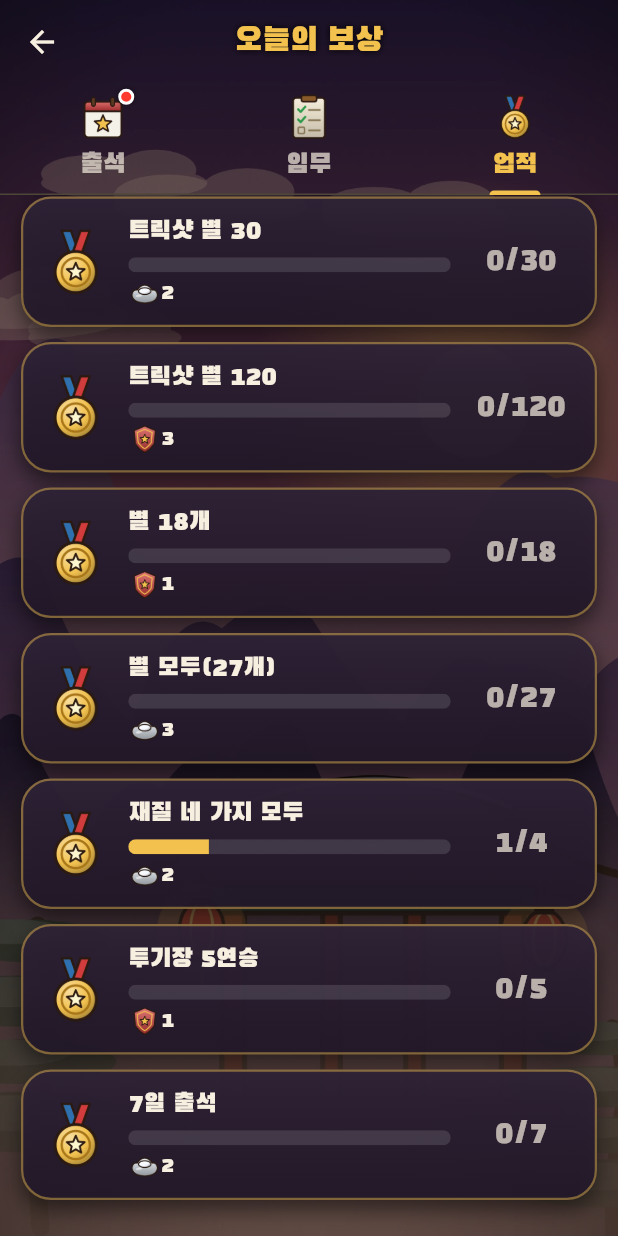
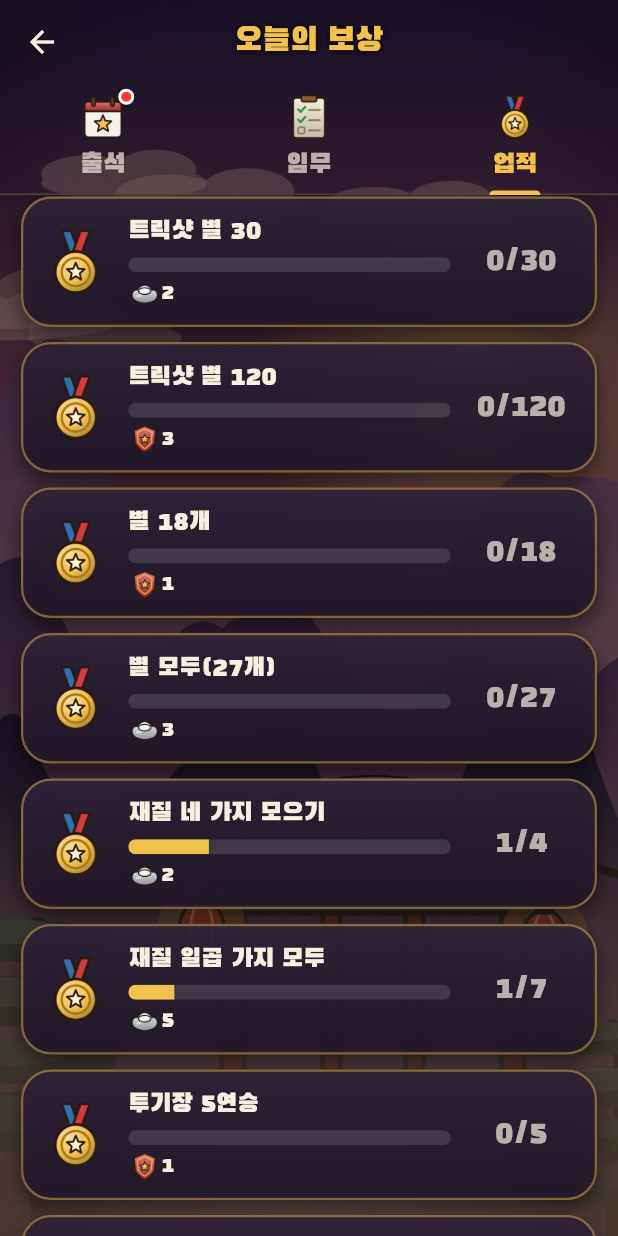
Before and after one commit to ttong627/TTong_alkkagi, a Flutter app: the DailyScreen screen opened directly, tab 3 chosen, scrolled down 983 dp, on a phone screen of 412 x 824 dp. Run offline on Flutter 3.47's test engine with Material 3 defaults, Android fonts, the phone set to English and light mode, and no system bars; our stand-ins replace audioplayers, shared_preferences; missing offline and left inert: flame, forge2d; accounts and stored records are empty.

Commit message:
feat: 돌 재질 셋 더 — 흑요석 · 반석 · 금강석
형 지시(2026-10-14) 「돌의 종류도 더 다양하게」:
- 흑요석(밀도 1.6 · 감속 1.1 · 반발 0.92): 맞힌 돌을 세게 튕겨 냄 · 보랏빛 유리 결
- 반석(2.2 · 2.6 · 0.6): 아주 무겁고 빨리 멈춤 · 얼룩 알갱이
- 금강석(0.8 · 0.6 · 0.97): 가볍고 반발 최고 · 팔각 깎은 면 + 무지개 반짝임
- 만물상 가격 750 · 800 · 1,200 · 도움말 · 업적 「재질 일곱 가지 모두」(은자 5)
- 충돌 소리는 닮은 소리를 함께 씀(Sound.hitSound — 시험도 같은 함수로)
- 시험: 물리 재질 표 7종 · 소리 파일

Co-Authored-By: Claude Opus 5.5 <noreply@anthropic.com>

```diff
--- a/app/lib/progress/daily.dart
+++ b/app/lib/progress/daily.dart
@@ -294,9 +294,17 @@ final achievements = <Achievement>[
   ),
   Achievement(
     'collect',
-    '재질 네 가지 모두',
+    '재질 네 가지 모으기',
     4,
     const Reward(silver: 2),
+    (p) => p.materials.length,
+  ),
+  // 2026-10-14 재질이 일곱 가지가 되었다(형 「돌의 종류도 더 다양하게」).
+  Achievement(
+    'collect7',
+    '재질 일곱 가지 모두',
+    7,
+    const Reward(silver: 5),
     (p) => p.materials.length,
   ),
   Achievement(
--- a/app/lib/progress/profile.dart
+++ b/app/lib/progress/profile.dart
@@ -153,6 +153,10 @@ const materialPrices = {
   StoneMaterial.wood: 300,
   StoneMaterial.hyeoncheol: 600,
   StoneMaterial.ice: 900,
+  // 2026-10-14 새 재질 [가정].
+  StoneMaterial.obsidian: 750,
+  StoneMaterial.granite: 800,
+  StoneMaterial.diamond: 1200,
 };
 const shapePrices = {
   StoneShape.flat: 0,
@@ -458,7 +462,7 @@ class Profile {
   /// 어기어석 꺾기 횟수(설계서 §3.7·§16.2).
   int get steers => stage >= 7 ? 3 : (stage >= 5 ? 2 : 1);
 
-  /// 도감 세트 보너스: 재질 4종을 모두 모으면 능력치 3종 +1, 모양 3종 모두 +1 (설계서 §8.7).
+  /// 도감 세트 보너스: 재질 7종(2026-10-14 셋 더함)을 모두 모으면 능력치 3종 +1, 모양 3종 모두 +1 (설계서 §8.7).
   int get codexBonus =>
       (materials.length == StoneMaterial.values.length ? 1 : 0) +
       (shapes.length == StoneShape.values.length ? 1 : 0);
--- a/app/lib/screens/shop_screen.dart
+++ b/app/lib/screens/shop_screen.dart
@@ -221,6 +221,9 @@ String _materialHelp(StoneMaterial m) => switch (m) {
   StoneMaterial.wood => '가볍고 빠름 · 미는 힘 약함',
   StoneMaterial.hyeoncheol => '무거움 · 상대를 멀리 밀어냄',
   StoneMaterial.ice => '잘 미끄러짐 · 연쇄 충돌',
+  StoneMaterial.obsidian => '조금 무거움 · 맞힌 돌을 세게 튕겨 냄',
+  StoneMaterial.granite => '아주 무겁고 빨리 멈춤 · 버티는 돌',
+  StoneMaterial.diamond => '가볍고 반발 최고 · 잘 미끄러짐',
 };
 
 String _shapeHelp(StoneShape s) => switch (s) {
--- a/packages/physics/lib/src/materials.dart
+++ b/packages/physics/lib/src/materials.dart
@@ -1,9 +1,18 @@
-/// 재질 4종 (설계서 v2 §3.5).
+/// 재질 7종 (설계서 v2 §3.5 · 2026-10-14 형 「돌의 종류도 더 다양하게」로 셋 더함).
 enum StoneMaterial {
   cheongok('청옥', density: 1.0, damping: 1.2, restitution: 0.85),
   wood('만년기주', density: 0.5, damping: 0.9, restitution: 0.80),
   hyeoncheol('현철', density: 2.5, damping: 2.0, restitution: 0.75),
-  ice('빙백한옥', density: 1.0, damping: 0.15, restitution: 0.95);
+  ice('빙백한옥', density: 1.0, damping: 0.15, restitution: 0.95),
+
+  /// 흑요석: 조금 무겁고 반발이 커서 맞힌 돌을 세게 튕겨 낸다. [가정]
+  obsidian('흑요석', density: 1.6, damping: 1.1, restitution: 0.92),
+
+  /// 반석(화강암): 무겁고 빨리 멈춘다 — 버티는 돌. [가정]
+  granite('반석', density: 2.2, damping: 2.6, restitution: 0.6),
+
+  /// 금강석: 가볍고 반발이 아주 커 잘 미끄러진다. [가정]
+  diamond('금강석', density: 0.8, damping: 0.6, restitution: 0.97);
 
   const StoneMaterial(
     this.label, {
```
Also changed, not shown: app/lib/audio/sound.dart (+9 -1 lines), app/lib/game/board_paint.dart (+90 -0 lines), 2 other files.
